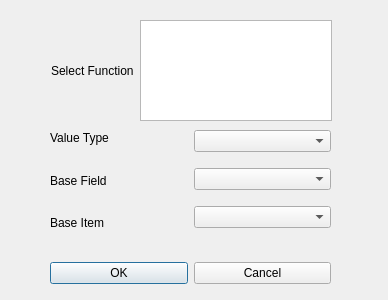
Qt form sheets/dialogs/pivotoptions.ui (KDE/calligra) before a commit.
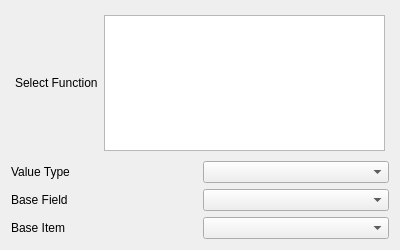
The same form after that commit.

What changed in the file:
```diff
--- a/sheets/dialogs/pivotoptions.ui
+++ b/sheets/dialogs/pivotoptions.ui
@@ -1,31 +1,39 @@
 <?xml version="1.0" encoding="UTF-8"?>
 <ui version="4.0">
  <class>PivotOptions</class>
- <widget class="QDialog" name="PivotOptions">
+ <widget class="QWidget" name="PivotOptions">
   <property name="geometry">
    <rect>
     <x>0</x>
     <y>0</y>
-    <width>388</width>
-    <height>300</height>
+    <width>400</width>
+    <height>250</height>
    </rect>
   </property>
   <property name="windowTitle">
    <string>Pivot Options</string>
   </property>
-  <widget class="QWidget" name="layoutWidget">
-   <property name="geometry">
-    <rect>
-     <x>50</x>
-     <y>120</y>
-     <width>281</width>
-     <height>121</height>
-    </rect>
-   </property>
+  <layout class="QGridLayout" name="gridLayout">
+   <item row="0" column="0">
+    <layout class="QHBoxLayout" name="horizontalLayout_3">
+     <property name="margin">
+      <number>4</number>
+     </property>
+     <item>
+      <widget class="QLabel" name="label">
+       <property name="text">
+        <string>Select Function</string>
+       </property>
+      </widget>
+     </item>
+     <item>
+      <widget class="QListWidget" name="SelectFunction"/>
+     </item>
+    </layout>
+   </item>
+   <item row="1" column="0">
    <layout class="QHBoxLayout" name="horizontalLayout">
     <item>
-     <layout class="QVBoxLayout" name="verticalLayout">
-      <item>
        <widget class="QLabel" name="label_2">
         <property name="text">
          <string>Value Type</string>
@@ -33,6 +41,13 @@
        </widget>
       </item>
       <item>
+      <widget class="QComboBox" name="ValueType"/>
+     </item>
+    </layout>
+   </item>
+   <item row="2" column="0">
+    <layout class="QHBoxLayout" name="horizontalLayout_2">
+     <item>
        <widget class="QLabel" name="label_3">
         <property name="text">
          <string>Base Field</string>
@@ -40,22 +55,19 @@
        </widget>
       </item>
       <item>
+      <widget class="QComboBox" name="BaseField"/>
+     </item>
+    </layout>
+   </item>
+   <item row="3" column="0">
+    <layout class="QHBoxLayout" name="horizontalLayout_4">
+     <item>
        <widget class="QLabel" name="label_4">
         <property name="text">
          <string>Base Item</string>
         </property>
        </widget>
       </item>
-     </layout>
-    </item>
-    <item>
-     <layout class="QVBoxLayout" name="verticalLayout_2">
-      <item>
-       <widget class="QComboBox" name="ValueType"/>
-      </item>
-      <item>
-       <widget class="QComboBox" name="BaseField"/>
-      </item>
       <item>
        <widget class="QComboBox" name="BaseItem"/>
       </item>
@@ -63,55 +75,6 @@
     </item>
    </layout>
   </widget>
-  <widget class="QWidget" name="layoutWidget">
-   <property name="geometry">
-    <rect>
-     <x>50</x>
-     <y>260</y>
-     <width>281</width>
-     <height>26</height>
-    </rect>
-   </property>
-   <layout class="QHBoxLayout" name="horizontalLayout_2">
-    <item>
-     <widget class="QPushButton" name="Ok">
-      <property name="text">
-       <string>OK</string>
-      </property>
-     </widget>
-    </item>
-    <item>
-     <widget class="QPushButton" name="Cancel">
-      <property name="text">
-       <string>Cancel</string>
-      </property>
-     </widget>
-    </item>
-   </layout>
-  </widget>
-  <widget class="QWidget" name="layoutWidget">
-   <property name="geometry">
-    <rect>
-     <x>51</x>
-     <y>20</y>
-     <width>281</width>
-     <height>101</height>
-    </rect>
-   </property>
-   <layout class="QHBoxLayout" name="horizontalLayout_3">
-    <item>
-     <widget class="QLabel" name="label">
-      <property name="text">
-       <string>Select Function</string>
-      </property>
-     </widget>
-    </item>
-    <item>
-     <widget class="QListWidget" name="SelectFunction"/>
-    </item>
-   </layout>
-  </widget>
- </widget>
  <resources/>
  <connections>
   <connection>
```
Left out of the diff: 21 changed lines with no effect on the pictures. Lines whose indentation alone changed are shown as unchanged.
